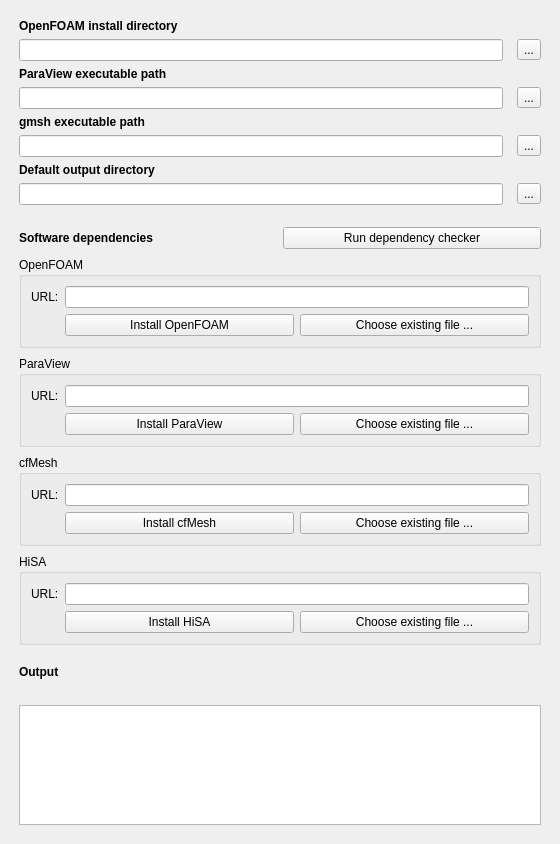
First picture: the form in Gui/CfdPreferencePage.ui, repository jaheyns/CfdOF, before the edit.
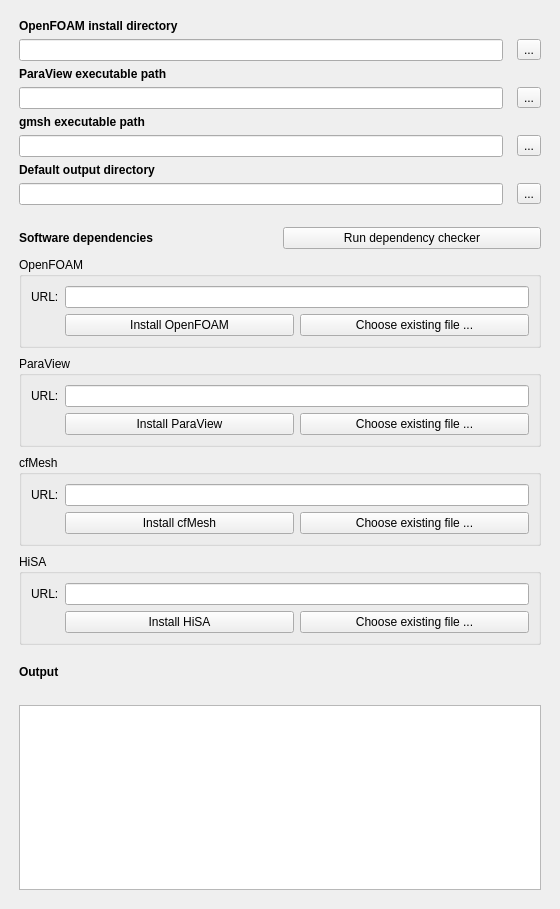
Second picture: the form after the edit.

Commit message: Attempt to enforce a minimum side for preference page output window.

Diff of the .ui file:
```diff
--- a/Gui/CfdPreferencePage.ui
+++ b/Gui/CfdPreferencePage.ui
@@ -7,7 +7,7 @@
     <x>0</x>
     <y>0</y>
     <width>560</width>
-    <height>840</height>
+    <height>909</height>
    </rect>
   </property>
   <property name="windowTitle">
@@ -449,6 +449,12 @@
      </item>
      <item>
       <widget class="QTextEdit" name="textEdit_Output">
+       <property name="sizePolicy">
+        <sizepolicy hsizetype="Expanding" vsizetype="MinimumExpanding">
+         <horstretch>0</horstretch>
+         <verstretch>0</verstretch>
+        </sizepolicy>
+       </property>
        <property name="minimumSize">
         <size>
          <width>0</width>
```
